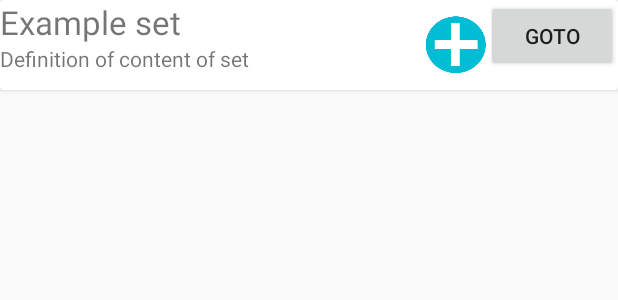
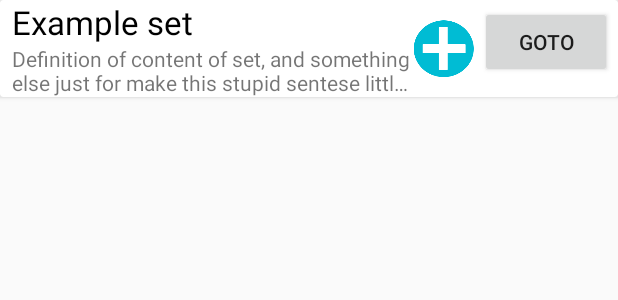
Before and after one commit to VolgoAK/WordLearning, an Android app: the layout sets_cursor_adapter.xml on its own in the app's theme, with its tools: preview values and no code run, on a phone screen of 412 x 824 dp. Shown: the top 300 px of the screen. Run offline under Robolectric (Android 15) with nearby library versions, the phone set to English and light mode, and no system bars.

```diff
--- a/app/src/main/java/xyz/volgoak/wordlearning/utils/SetsCursorAdapter.java
+++ b/app/src/main/java/xyz/volgoak/wordlearning/utils/SetsCursorAdapter.java
@@ -54,7 +54,7 @@ public class SetsCursorAdapter extends SimpleCursorAdapter{
         final String setName = cursor.getString(cursor.getColumnIndex(DatabaseContract.Sets.COLUMN_NAME));
         holder.setNameTv.setText(setName);
 
-        String description = mContext.getString(R.string.bogus_text);
+        String description = cursor.getString(cursor.getColumnIndex(DatabaseContract.Sets.COLUMN_DESCRIPTION));
         holder.setDescriptionTv.setText(description);
 
         //add or remove set from dictionary on button click
--- a/app/src/main/res/layout/sets_cursor_adapter.xml
+++ b/app/src/main/res/layout/sets_cursor_adapter.xml
@@ -4,7 +4,7 @@
     xmlns:app="http://schemas.android.com/apk/res-auto"
     xmlns:tools="http://schemas.android.com/tools"
     android:layout_width="match_parent"
-    android:layout_height="@dimen/sets_card_height"
+    android:layout_height="wrap_content"
     >
     <android.support.constraint.ConstraintLayout
     android:orientation="vertical"
@@ -17,16 +17,22 @@
             android:layout_width="wrap_content"
             android:layout_height="wrap_content"
             android:textSize="@dimen/large_text_size"
+            android:textColor="@android:color/black"
+            android:layout_marginStart="@dimen/views_horizontal_margin"
             app:layout_constraintLeft_toLeftOf="parent"
             app:layout_constraintTop_toTopOf="parent"
             tools:text="Example set"/>
 
         <TextView
             android:id="@+id/tv_description_setsadapter"
-            android:layout_width="wrap_content"
+            android:layout_width="0dp"
             android:layout_height="wrap_content"
+            android:maxLines="2"
+            android:layout_marginStart="@dimen/views_horizontal_margin"
             app:layout_constraintLeft_toLeftOf="parent"
             app:layout_constraintTop_toBottomOf="@id/tv_name_setsadapter"
+            app:layout_constraintRight_toLeftOf="@+id/ibt_add_sets"
+            android:ellipsize="end"
             tools:text="@string/bogus_text" />
 
         <Button
@@ -34,6 +40,8 @@
             android:text="goto"
             android:layout_width="wrap_content"
             android:layout_height="48dp"
+            android:layout_margin="@dimen/views_small_margin"
+            android:layout_marginEnd="@dimen/views_horizontal_margin"
             app:layout_constraintRight_toRightOf="parent"
             app:layout_constraintTop_toTopOf="parent"/>
 
@@ -43,6 +51,7 @@
             android:layout_height="wrap_content"
             android:background="@null"
             android:src="@drawable/ic_add"
+            android:layout_margin="@dimen/views_small_margin"
             app:layout_constraintBottom_toBottomOf="parent"
             app:layout_constraintTop_toTopOf="parent"
             app:layout_constraintRight_toLeftOf="@id/bt_open_sets"/>
--- a/app/src/main/res/values/dimens.xml
+++ b/app/src/main/res/values/dimens.xml
@@ -6,6 +6,7 @@
     <dimen name="button_corner_radius">6dp</dimen>
     <dimen name="views_vertical_margin">8dp</dimen>
     <dimen name="views_horizontal_margin">8dp</dimen>
+    <dimen name="views_small_margin">4dp</dimen>
     <dimen name="var_buttons_width">130dp</dimen>
     <dimen name="var_button_height">80dp</dimen>
     <dimen name="sets_card_height">60dp</dimen>
--- a/app/src/main/res/values/strings.xml
+++ b/app/src/main/res/values/strings.xml
@@ -28,7 +28,8 @@
     <string name="set_removed_message">Set %1$s was removed from dictionary</string>
     <string name="all_words_studied_message">All words studied. Please select new set or set old ones to training</string>
 
-    <string name="bogus_text">Definition of content of set</string>
+    <string name="bogus_text">Definition of content of set, and something else just for make this stupid sentese little bit longer.
+        But not too long</string>
 
     <string name="correct_answers">Correct answers</string>
     <string name="wrong_answers">Wrong answers</string>
```
Also changed, not shown: app/src/main/java/xyz/volgoak/wordlearning/MainActivity.java (+14 -0 lines), app/src/main/java/xyz/volgoak/wordlearning/data/DatabaseContract.java (+6 -4 lines), app/src/main/java/xyz/volgoak/wordlearning/data/WordsDbAdapter.java (+24 -8 lines), app/src/main/java/xyz/volgoak/wordlearning/utils/SetsParser.java (+10 -5 lines), 1 other file.
